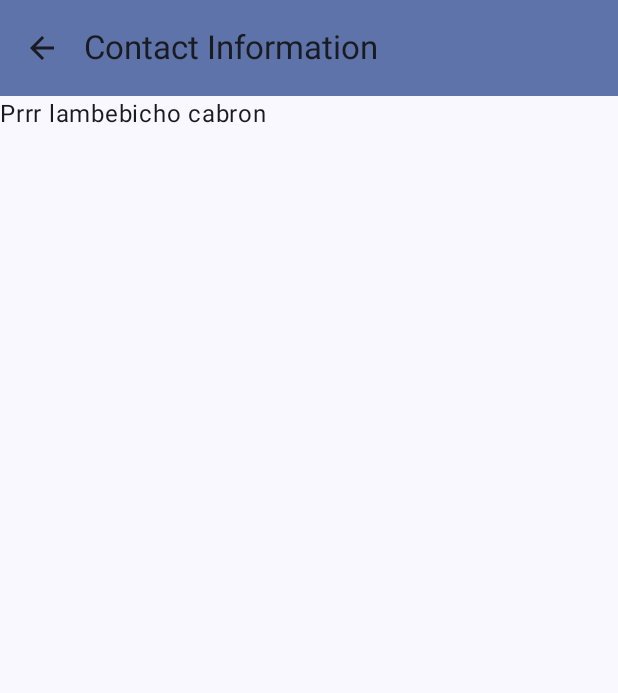
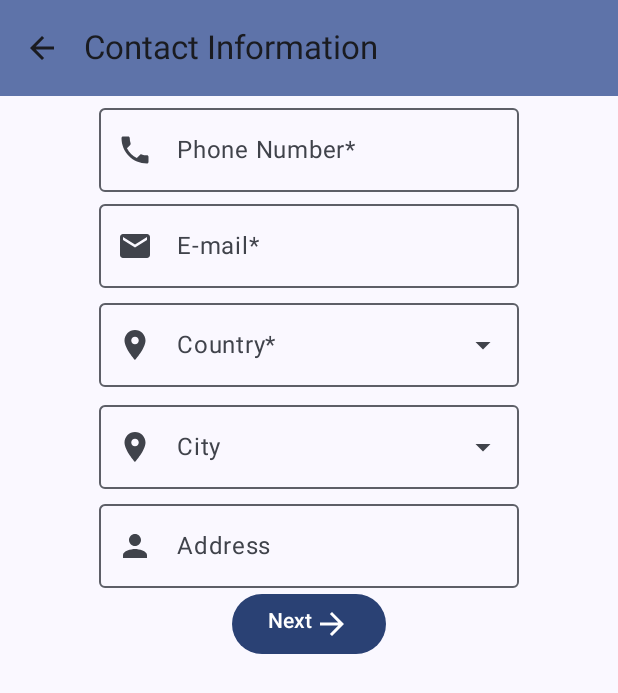
Before and after one commit to Compu-Movil-20241-Gr09/LabsCM20241-Gr09, an Android app built with Jetpack Compose: the ContactDataScreen screen opened through its navigation route, on a phone screen of 412 x 824 dp. Shown: the top 693 px of the screen. Run offline under Robolectric (Android 15) with nearby library versions, the phone set to English and light mode, and no system bars.

Commit message:
Create Contact Data screen

```diff
--- a/Lab1-UI/src/main/java/co/edu/udea/compumovil/gr09_20241/lab1/FormScreen.kt
+++ b/Lab1-UI/src/main/java/co/edu/udea/compumovil/gr09_20241/lab1/FormScreen.kt
@@ -98,7 +98,12 @@ fun FormApp(
                 )
             }
             composable(route = FormScreen.Contact.name) {
-                ContactDataScreen()
+                ContactDataScreen(
+                    dataViewModel = viewModel,
+                    onNextButtonClicked = {
+                        navController.navigate(FormScreen.Personal.name)
+                    }
+                )
             }
             composable(route = FormScreen.Summary.name) {
                 /* Por si quiero hacer la pantalla del resumen */
--- a/Lab1-UI/src/main/java/co/edu/udea/compumovil/gr09_20241/lab1/data/FormUiState.kt
+++ b/Lab1-UI/src/main/java/co/edu/udea/compumovil/gr09_20241/lab1/data/FormUiState.kt
@@ -6,7 +6,7 @@ data class FormUiState(
     val gender: String = "",
     val birth: String = "",
     val scholarity: String = "",
-    val phoneNumber: Int = 0,
+    val phoneNumber: String = "",
     val address: String = "",
     val email: String = "",
     val country: String = "",
--- a/Lab1-UI/src/main/java/co/edu/udea/compumovil/gr09_20241/lab1/ui/ContactDataActivity.kt
+++ b/Lab1-UI/src/main/java/co/edu/udea/compumovil/gr09_20241/lab1/ui/ContactDataActivity.kt
@@ -1,28 +1,159 @@
 package co.edu.udea.compumovil.gr09_20241.lab1.ui
 
 import android.content.res.Configuration
+import androidx.compose.foundation.layout.Column
+import androidx.compose.foundation.layout.Row
+import androidx.compose.foundation.layout.fillMaxWidth
+import androidx.compose.foundation.text.KeyboardOptions
+import androidx.compose.material.icons.Icons
+import androidx.compose.material.icons.automirrored.filled.ArrowForward
+import androidx.compose.material.icons.filled.Email
+import androidx.compose.material.icons.filled.Info
+import androidx.compose.material.icons.filled.Person
+import androidx.compose.material.icons.filled.Phone
+import androidx.compose.material.icons.filled.Place
+import androidx.compose.material3.Button
+import androidx.compose.material3.Icon
+import androidx.compose.material3.MaterialTheme
+import androidx.compose.material3.OutlinedTextField
 import androidx.compose.material3.Text
 import androidx.compose.runtime.Composable
+import androidx.compose.runtime.collectAsState
+import androidx.compose.runtime.getValue
+import androidx.compose.ui.Alignment
+import androidx.compose.ui.Modifier
 import androidx.compose.ui.platform.LocalConfiguration
+import androidx.compose.ui.platform.LocalContext
+import androidx.compose.ui.res.stringResource
+import androidx.compose.ui.text.input.ImeAction
+import androidx.compose.ui.text.input.KeyboardType
+import androidx.compose.ui.tooling.preview.Preview
+import androidx.lifecycle.viewmodel.compose.viewModel
+import androidx.navigation.NavHostController
+import androidx.navigation.compose.rememberNavController
+import co.edu.udea.compumovil.gr09_20241.lab1.R
+import co.edu.udea.compumovil.gr09_20241.lab1.data.DataSource
+import co.edu.udea.compumovil.gr09_20241.lab1.data.FormUiState
+import co.edu.udea.compumovil.gr09_20241.lab1.ui.components.SpinnerSelector
 
 @Composable
-fun ContactDataScreen(){
+fun ContactDataScreen(
+    dataViewModel: DataViewModel = viewModel(),
+    onNextButtonClicked: () -> Unit
+){
+    val formUiState by dataViewModel.uiState.collectAsState()
+
     val configuration = LocalConfiguration.current
     val orientation = configuration.orientation
 
     if(orientation == Configuration.ORIENTATION_PORTRAIT){
-        ContactDataPortrait()
+        ContactDataPortrait(
+            formUiState,
+            dataViewModel,
+            onNextButtonClicked
+        )
     }else if(orientation == Configuration.ORIENTATION_LANDSCAPE){
         ContactDataLandscape()
     }
 }
 
 @Composable
-fun ContactDataPortrait(){
-    Text(text = "Prrr lambebicho cabron")
+fun ContactDataPortrait(
+    formUiState: FormUiState,
+    dataViewModel: DataViewModel,
+    onNextButtonClicked: () -> Unit
+){
+    val context = LocalContext.current
+
+    Column (
+        modifier = Modifier
+            .fillMaxWidth(),
+        horizontalAlignment = Alignment.CenterHorizontally
+    ){
+        // Phone Number*
+        OutlinedTextField(
+            value = formUiState.phoneNumber,
+            onValueChange = { dataViewModel.setPhoneNumber(it) },
+            label = { Text(text = stringResource(R.string.phone_number) + "*") },
+            leadingIcon =  {
+                Icon(imageVector = Icons.Default.Phone, contentDescription = "")
+            },
+            keyboardOptions = KeyboardOptions(
+                keyboardType = KeyboardType.Phone,
+                imeAction = ImeAction.Done
+            )
+        )
+
+        // E-mail*
+        OutlinedTextField(
+            value = formUiState.email,
+            onValueChange = { dataViewModel.setEmail(it) },
+            label = { Text(text = stringResource(R.string.email) + "*") },
+            leadingIcon =  {
+                Icon(imageVector = Icons.Default.Email, contentDescription = "")
+            },
+            keyboardOptions = KeyboardOptions(
+                keyboardType = KeyboardType.Email,
+                imeAction = ImeAction.Done
+            )
+        )
+
+        // Country*
+        SpinnerSelector(
+            label = stringResource(R.string.country) + "*",
+            imageVector = Icons.Default.Place,
+            items = DataSource.scholarityLevels.map { id -> context.resources.getString(id) },
+            selection = formUiState.country,
+            onSelectionChange = { dataViewModel.setCountry(it) }
+        )
+
+        // City
+        SpinnerSelector(
+            label = stringResource(R.string.city),
+            imageVector = Icons.Default.Place,
+            items = DataSource.scholarityLevels.map { id -> context.resources.getString(id) },
+            selection = formUiState.city,
+            onSelectionChange = { dataViewModel.setCity(it) }
+        )
+
+        // Address
+        OutlinedTextField(
+            value = formUiState.address,
+            onValueChange = { dataViewModel.setAddress(it) },
+            label = { Text(text = stringResource(R.string.address)) },
+            leadingIcon =  {
+                Icon(imageVector = Icons.Default.Person, contentDescription = "")
+            }
+        )
+
+        // Next Button
+        Button(onClick = onNextButtonClicked ) {
+            Row {
+                Text(text = "Next")
+                Icon(imageVector = Icons.AutoMirrored.Filled.ArrowForward, contentDescription = "")
+            }
+        }
+    }
 }
 
 @Composable
 fun ContactDataLandscape(){
-    Text(text = "Prrr lambebicho cabron")
+    Text(text = "Hola")
 }
+
+@Preview(showBackground = true, showSystemUi = true)
+@Composable
+fun ContactScreenPreview(){
+    val dataViewModel = DataViewModel()
+    val formUiState by dataViewModel.uiState.collectAsState()
+    val navController: NavHostController = rememberNavController()
+    MaterialTheme {
+        ContactDataPortrait(
+            formUiState,
+            dataViewModel,
+            onNextButtonClicked = {
+                navController.navigate("contactData")
+            }
+        )
+    }
+}
--- a/Lab1-UI/src/main/java/co/edu/udea/compumovil/gr09_20241/lab1/ui/DataViewModel.kt
+++ b/Lab1-UI/src/main/java/co/edu/udea/compumovil/gr09_20241/lab1/ui/DataViewModel.kt
@@ -41,7 +41,7 @@ class DataViewModel: ViewModel() {
         }
     }
 
-    fun setPhoneNumber(inputPhoneNumber: Int){
+    fun setPhoneNumber(inputPhoneNumber: String){
         _uiState.update { currentState ->
             currentState.copy(phoneNumber = inputPhoneNumber)
         }
--- a/Lab1-UI/src/main/java/co/edu/udea/compumovil/gr09_20241/lab1/ui/PersonalDataActivity.kt
+++ b/Lab1-UI/src/main/java/co/edu/udea/compumovil/gr09_20241/lab1/ui/PersonalDataActivity.kt
@@ -114,6 +114,7 @@ fun PersonalDataPortrait(
             onSelectionChange = { dataViewModel.setScholarity(it) }
         )
 
+        // Next Button
         Button(onClick = onNextButtonClicked ) {
             Row {
                 Text(text = "Next")
--- a/Lab1-UI/src/main/res/values/strings.xml
+++ b/Lab1-UI/src/main/res/values/strings.xml
@@ -16,4 +16,9 @@
     <string name="contact_information">Contact Information</string>
     <string name="school_grade">School Grade</string>
     <string name="select">Select</string>
+    <string name="phone_number">Phone Number</string>
+    <string name="email">E-mail</string>
+    <string name="country">Country</string>
+    <string name="city">City</string>
+    <string name="address">Address</string>
 </resources>
```
Also changed, not shown: 1 other file.
